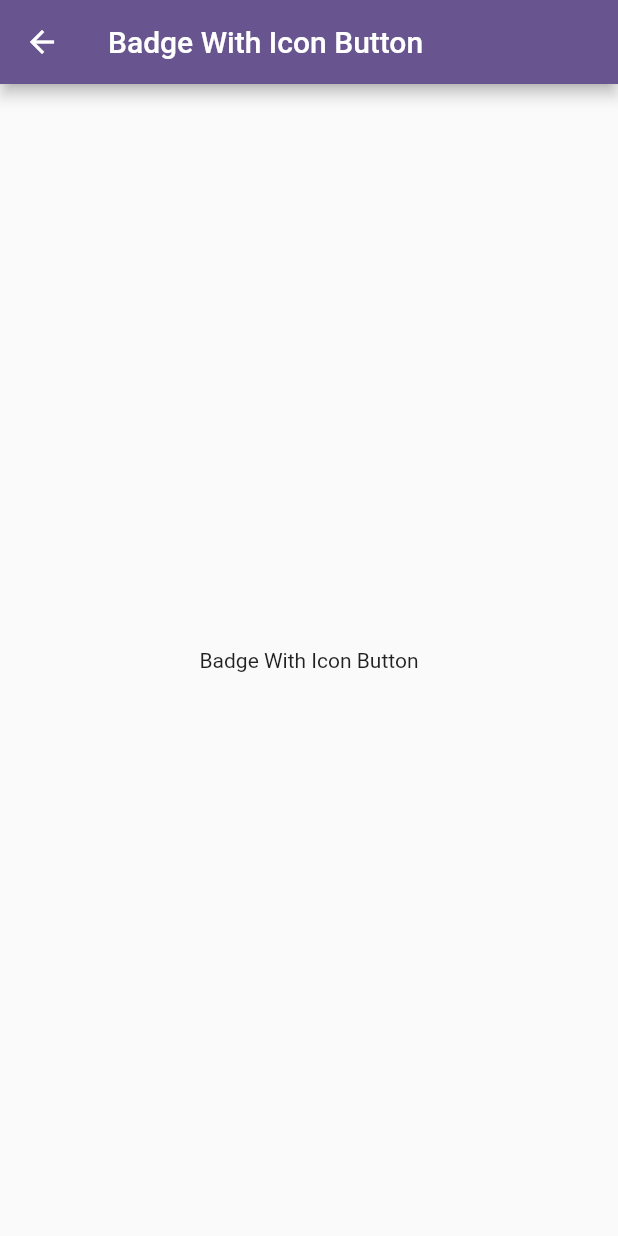
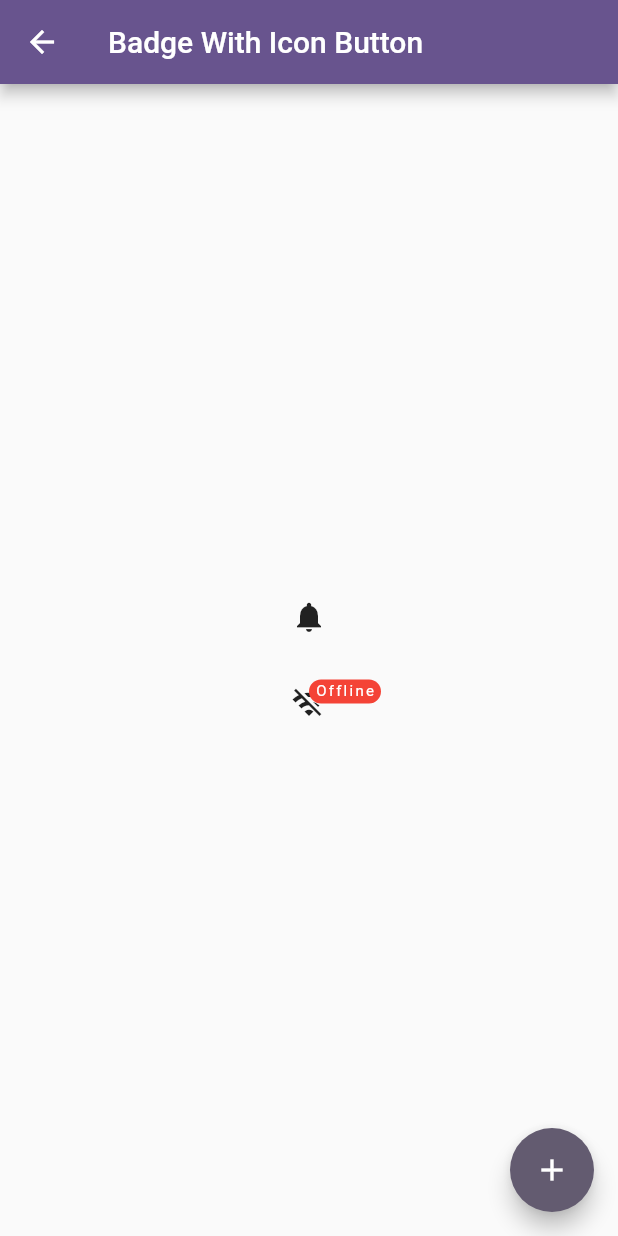
Before and after one commit to ruhulmath08/flutter_practice, a Flutter app: the BadgeWithIconButtonPage screen opened by its route, on a phone screen of 412 x 824 dp. Run offline on Flutter 3.47's test engine with Material 3 defaults, Android fonts, the phone set to English and light mode, and no system bars.

Commit message:
Add badge with icon button widget

```diff
--- a/lib/src/features/badge_with_icon_button/badge_with_icon_button_page.dart
+++ b/lib/src/features/badge_with_icon_button/badge_with_icon_button_page.dart
@@ -11,6 +11,8 @@ class BadgeWithIconButtonPage extends StatefulWidget {
 }
 
 class _BadgeWithIconButtonPageState extends State<BadgeWithIconButtonPage> {
+  int _counter = 0;
+
   @override
   Widget build(BuildContext context) {
     return Scaffold(
@@ -18,7 +20,38 @@ class _BadgeWithIconButtonPageState extends State<BadgeWithIconButtonPage> {
         title: Text(widget.title),
       ),
       body: Center(
-        child: Text(widget.title),
+        child: Column(
+          mainAxisAlignment: MainAxisAlignment.center,
+          children: <Widget>[
+            IconButton(
+              onPressed: () {},
+              icon: _counter > 0
+                  ? Badge.count(
+                      count: _counter,
+                      padding: const EdgeInsets.all(4),
+                      textStyle: const TextStyle(fontSize: 13),
+                      child: const Icon(Icons.notifications),
+                    )
+                  : const Icon(Icons.notifications),
+            ),
+            const SizedBox(height: 10),
+            IconButton(
+              onPressed: () {},
+              icon: const Badge(
+                label: Text('Offline'),
+                backgroundColor: Colors.red,
+                textColor: Colors.white,
+                child: Icon(Icons.wifi_off),
+              ),
+            ),
+          ],
+        ),
+      ),
+      floatingActionButton: FloatingActionButton(
+        onPressed: () => setState(() {
+          _counter++;
+        }),
+        child: const Icon(Icons.add),
       ),
     );
   }
```
